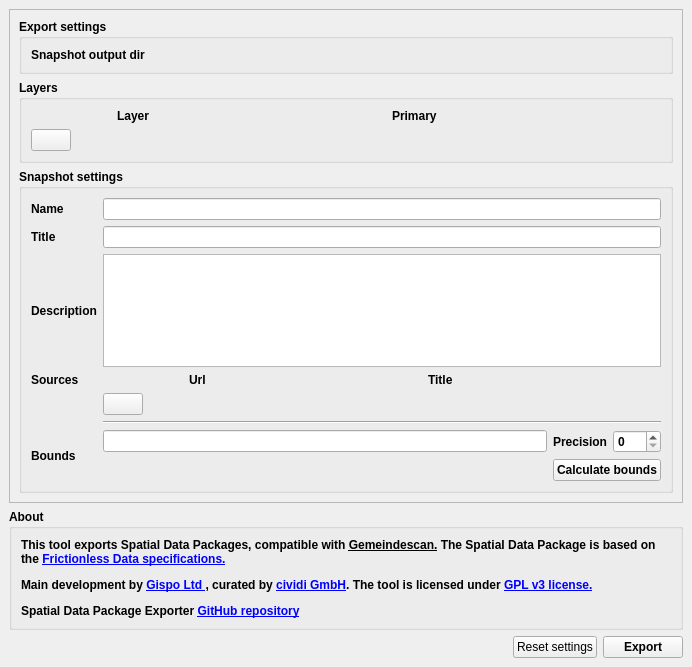
First picture: the form in SpatialDataPackageExport/resources/ui/main_dialog_dock.ui, repository cividi/spatial-data-package-export, before the edit.
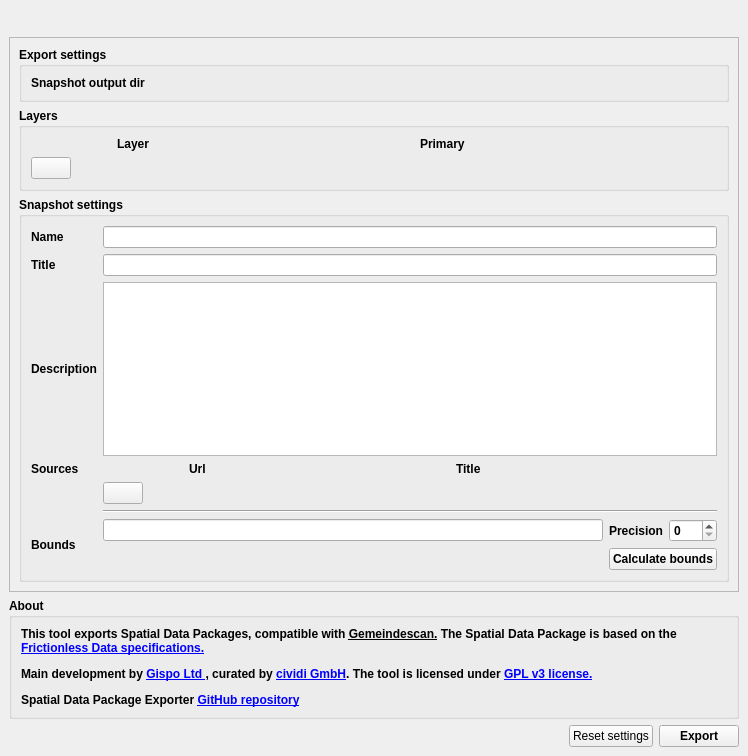
Second picture: the form after the edit. Custom widgets are drawn as their Qt base class.

Commit message: #12: Add button to open settings dialog

```diff
--- a/SpatialDataPackageExport/resources/ui/main_dialog_dock.ui
+++ b/SpatialDataPackageExport/resources/ui/main_dialog_dock.ui
@@ -6,18 +6,52 @@
    <rect>
     <x>0</x>
     <y>0</y>
-    <width>692</width>
-    <height>667</height>
+             <width>748</width>
+             <height>756</height>
    </rect>
   </property>
   <property name="floating">
    <bool>false</bool>
   </property>
+     <property name="features">
+         <set>QDockWidget::AllDockWidgetFeatures</set>
+     </property>
   <property name="windowTitle">
    <string>Gemeindescan Exporter</string>
   </property>
   <widget class="QWidget" name="dockWidgetContents">
    <layout class="QVBoxLayout" name="verticalLayout">
+             <item>
+                 <layout class="QHBoxLayout" name="horizontalLayout_2">
+                     <item>
+                         <layout class="QHBoxLayout" name="horizontalLayout_3">
+                             <item>
+                                 <spacer name="horizontalSpacer_2">
+                                     <property name="orientation">
+                                         <enum>Qt::Horizontal</enum>
+                                     </property>
+                                     <property name="sizeHint" stdset="0">
+                                         <size>
+                                             <width>40</width>
+                                             <height>20</height>
+                                         </size>
+                                     </property>
+                                 </spacer>
+                             </item>
+                         </layout>
+                     </item>
+                     <item>
+                         <widget class="QPushButton" name="btn_settings">
+                             <property name="text">
+                                 <string/>
+                             </property>
+                             <property name="flat">
+                                 <bool>true</bool>
+                             </property>
+                         </widget>
+                     </item>
+                 </layout>
+             </item>
     <item>
      <widget class="QScrollArea" name="scrollArea">
       <property name="widgetResizable">
@@ -28,8 +62,8 @@
         <rect>
          <x>0</x>
          <y>0</y>
-         <width>658</width>
-         <height>502</height>
+                                 <width>728</width>
+                                 <height>509</height>
         </rect>
        </property>
        <layout class="QVBoxLayout" name="verticalLayout_10">
```
Lines whose indentation alone changed are shown as unchanged. The commit also changes 1 other file.
